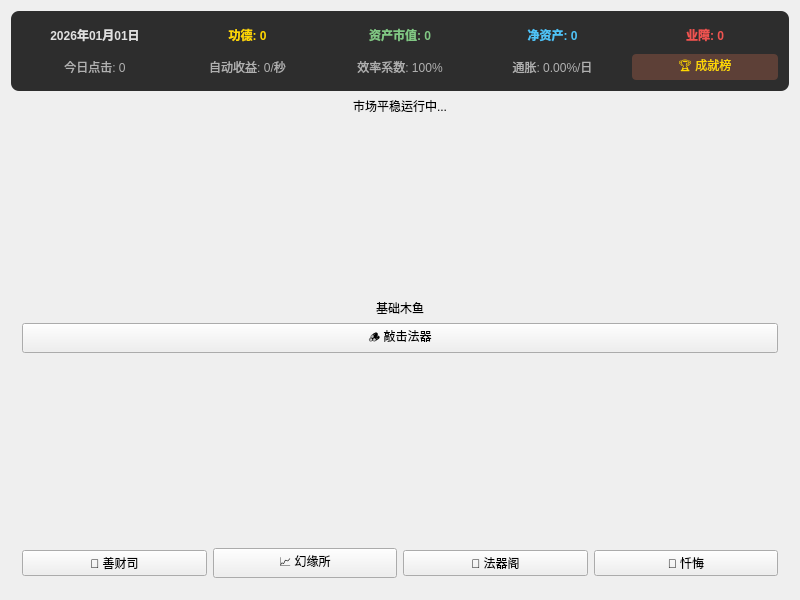
Before: the Qt Designer form merithall.ui in xzy818666/Project_chengshe_hajimiao, drawn with Qt 5.
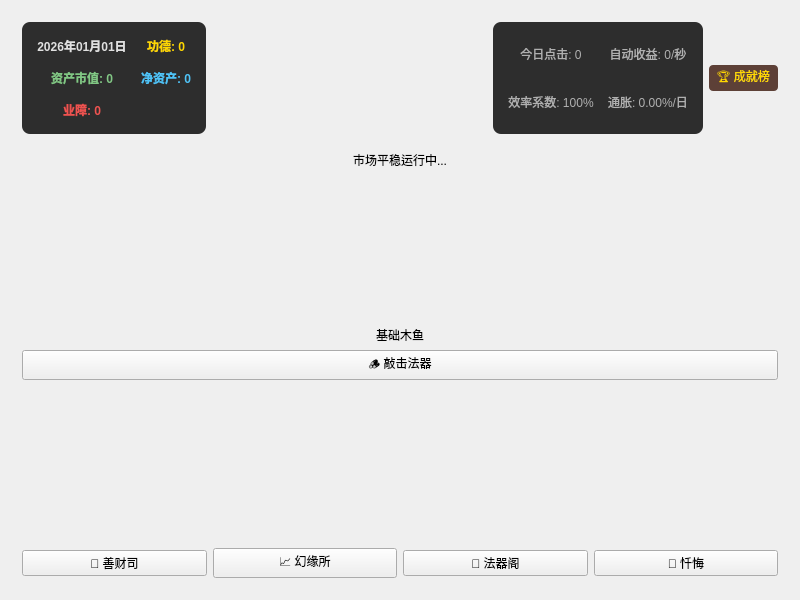
After: the same form once the commit is applied.

What changed in the file:
```diff
--- a/merithall.ui
+++ b/merithall.ui
@@ -16,6 +16,9 @@
   <widget class="QWidget" name="centralWidget">
    <layout class="QVBoxLayout" name="verticalLayout_2">
     <item>
+     <widget class="QWidget" name="topBarWidget">
+      <layout class="QHBoxLayout" name="topBarLayout">
+       <item>
      <widget class="QWidget" name="hudWidget">
       <property name="styleSheet">
        <string>background-color: #2D2D2D; border-radius: 8px; padding: 4px;</string>
@@ -47,7 +50,7 @@
          </property>
         </widget>
        </item>
-       <item row="0" column="2">
+          <item row="1" column="0">
         <widget class="QLabel" name="assetLabel">
          <property name="text">
           <string>资产市值: 0</string>
@@ -60,7 +63,7 @@
          </property>
         </widget>
        </item>
-       <item row="0" column="3">
+          <item row="1" column="1">
         <widget class="QLabel" name="networthLabel">
          <property name="text">
           <string>净资产: 0</string>
@@ -73,7 +76,7 @@
          </property>
         </widget>
        </item>
-       <item row="0" column="4">
+          <item row="2" column="0">
         <widget class="QLabel" name="yezhangLabel">
          <property name="text">
           <string>业障: 0</string>
@@ -86,7 +89,29 @@
          </property>
         </widget>
        </item>
-       <item row="1" column="0">
+         </layout>
+        </widget>
+       </item>
+       <item>
+        <spacer name="topBarSpacer">
+         <property name="orientation">
+          <enum>Qt::Horizontal</enum>
+         </property>
+         <property name="sizeHint" stdset="0">
+          <size>
+           <width>40</width>
+           <height>20</height>
+          </size>
+         </property>
+        </spacer>
+       </item>
+       <item>
+        <widget class="QWidget" name="rightHudWidget">
+         <property name="styleSheet">
+          <string>background-color: #2D2D2D; border-radius: 8px; padding: 4px;</string>
+         </property>
+         <layout class="QGridLayout" name="rightHudLayout">
+          <item row="0" column="0">
         <widget class="QLabel" name="clickCountLabel">
          <property name="text">
           <string>今日点击: 0</string>
@@ -99,7 +124,7 @@
          </property>
         </widget>
        </item>
-       <item row="1" column="1">
+          <item row="0" column="1">
         <widget class="QLabel" name="autoIncomeLabel">
          <property name="text">
           <string>自动收益: 0/秒</string>
@@ -112,7 +137,7 @@
          </property>
         </widget>
        </item>
-       <item row="1" column="2">
+          <item row="1" column="0">
         <widget class="QLabel" name="efficiencyLabel">
          <property name="text">
           <string>效率系数: 100%</string>
@@ -125,7 +150,7 @@
          </property>
         </widget>
        </item>
-       <item row="1" column="3">
+          <item row="1" column="1">
         <widget class="QLabel" name="inflationLabel">
          <property name="text">
           <string>通胀: 0.00%/日</string>
@@ -138,7 +163,10 @@
          </property>
         </widget>
        </item>
-       <item row="1" column="4">
+         </layout>
+        </widget>
+       </item>
+       <item>
         <widget class="QPushButton" name="achievementBtn">
          <property name="text">
           <string>🏆 成就榜</string>
```
Lines whose indentation alone changed are shown as unchanged.
